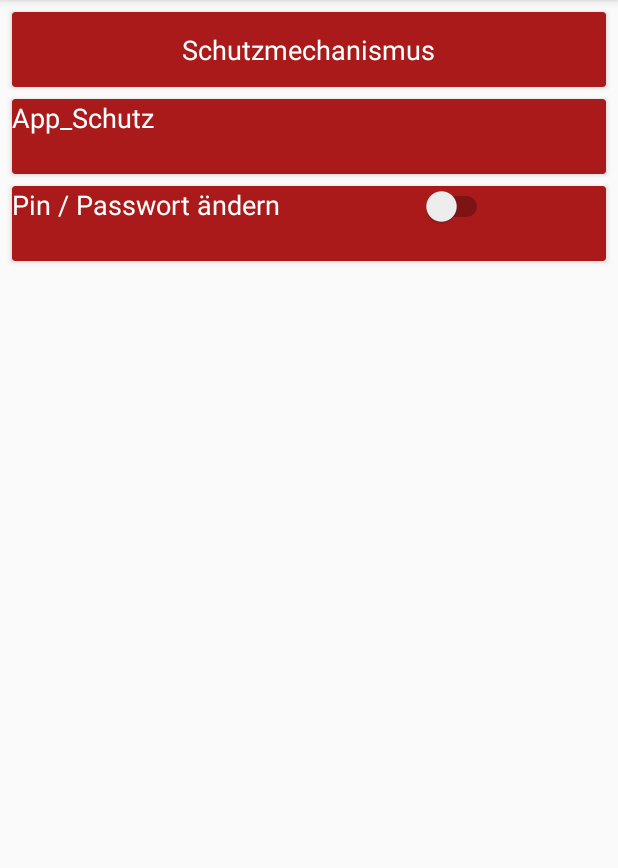
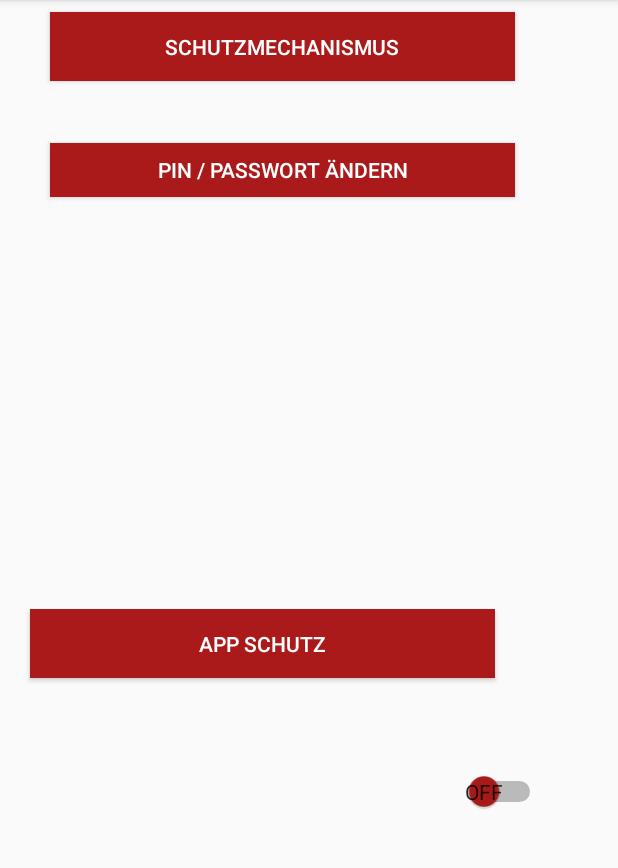
Before and after one commit to DiToni/MACED, an Android app: the SecurityScene screen opened directly, with no data from a screen before it, on a phone screen of 412 x 824 dp, the part 84-952 px from its top. Run offline under Robolectric (Android 15) with nearby library versions, the phone set to English and light mode, and no system bars.

Commit message:
Button angepasst

```diff
--- a/app/src/main/java/com/example/anton/ma_ced/SecurityScene.java
+++ b/app/src/main/java/com/example/anton/ma_ced/SecurityScene.java
@@ -2,6 +2,7 @@ package com.example.anton.ma_ced;
 
 import android.support.v7.app.AppCompatActivity;
 import android.os.Bundle;
+import android.widget.Switch;
 
 public class SecurityScene extends AppCompatActivity {
 
@@ -9,5 +10,9 @@ public class SecurityScene extends AppCompatActivity {
     protected void onCreate(Bundle savedInstanceState) {
         super.onCreate(savedInstanceState);
         setContentView(R.layout.activity_security_scene);
+
+        Switch switch2 = (Switch) findViewById(R.id.switch2);
+       // switch2.listener
+
     }
 }
--- a/app/src/main/res/layout/activity_login_screen.xml
+++ b/app/src/main/res/layout/activity_login_screen.xml
@@ -27,7 +27,7 @@
         android:background="#aa1a1a"
         android:drawableStart="@drawable/ic_action_password"
         android:ems="10"
-        android:hint="Password"
+        android:hint="@string/Passwort_String"
         android:inputType="textPassword" />
 
     <Button
--- a/app/src/main/res/layout/activity_security_scene.xml
+++ b/app/src/main/res/layout/activity_security_scene.xml
@@ -2,95 +2,77 @@
 <android.support.constraint.ConstraintLayout xmlns:android="http://schemas.android.com/apk/res/android"
     xmlns:app="http://schemas.android.com/apk/res-auto"
     xmlns:tools="http://schemas.android.com/tools"
+    android:id="@+id/schutz"
     android:layout_width="match_parent"
     android:layout_height="match_parent"
     tools:context=".SecurityScene">
 
-    <android.support.v7.widget.CardView
-        android:id="@+id/cardView2"
-        android:layout_width="match_parent"
-        android:layout_height="50dp"
+    <Button
+        android:id="@+id/schutzmechanismusBtn"
+        android:layout_width="310dp"
+        android:layout_height="46dp"
         android:layout_marginEnd="8dp"
         android:layout_marginStart="8dp"
         android:layout_marginTop="8dp"
-        app:cardBackgroundColor="@color/colorAccent"
+        android:background="@color/colorAccent"
+        android:text="Schutzmechanismus"
+        android:textColor="@color/cardview_light_background"
         app:layout_constraintEnd_toEndOf="parent"
+        app:layout_constraintHorizontal_bias="0.293"
         app:layout_constraintStart_toStartOf="parent"
-        app:layout_constraintTop_toBottomOf="@+id/cardView">
+        app:layout_constraintTop_toTopOf="parent" />
 
-        <RelativeLayout
-            android:layout_width="match_parent"
-            android:layout_height="match_parent">
-
-            <TextView
-                android:id="@+id/textView5"
-                android:layout_width="wrap_content"
-                android:layout_height="wrap_content"
-                android:text="@string/App_Schutz"
-                android:textColor="#fff"
-                android:textSize="18sp"/>
-        </RelativeLayout>
-    </android.support.v7.widget.CardView>
-
-    <android.support.v7.widget.CardView
-        android:layout_width="match_parent"
-        android:layout_height="50dp"
+    <Button
+        android:id="@+id/changeBtn"
+        android:layout_width="310dp"
+        android:layout_height="36dp"
+        android:layout_marginBottom="8dp"
         android:layout_marginEnd="8dp"
         android:layout_marginStart="8dp"
         android:layout_marginTop="8dp"
-        app:cardBackgroundColor="@color/colorAccent"
+        android:background="@color/colorAccent"
+        android:text="Pin / Passwort ändern"
+        android:textColor="@color/cardview_light_background"
+        app:layout_constraintBottom_toTopOf="@+id/appSchutzBtn"
         app:layout_constraintEnd_toEndOf="parent"
+        app:layout_constraintHorizontal_bias="0.293"
         app:layout_constraintStart_toStartOf="parent"
-        app:layout_constraintTop_toBottomOf="@+id/cardView2">
+        app:layout_constraintTop_toBottomOf="@+id/schutzmechanismusBtn"
+        app:layout_constraintVertical_bias="0.112" />
 
-        <RelativeLayout
-            android:layout_width="match_parent"
-            android:layout_height="match_parent">
-
-            <TextView
-                android:id="@+id/textView6"
-                android:layout_width="wrap_content"
-                android:layout_height="wrap_content"
-                android:text="@string/Pin_Passwort"
-                android:textColor="#fff"
-                android:textSize="18sp"/>
-
-            <Switch
-                android:id="@+id/switch2"
-                android:layout_width="wrap_content"
-                android:layout_height="wrap_content"
-                android:layout_alignParentEnd="true"
-                android:layout_alignParentTop="true"
-                android:layout_marginEnd="75dp" />
-
-        </RelativeLayout>
-    </android.support.v7.widget.CardView>
-
-    <android.support.v7.widget.CardView
-        android:id="@+id/cardView"
-        android:layout_width="match_parent"
-        android:layout_height="50dp"
+    <Button
+        android:id="@+id/appSchutzBtn"
+        android:layout_width="310dp"
+        android:layout_height="46dp"
+        android:layout_marginBottom="316dp"
         android:layout_marginEnd="8dp"
         android:layout_marginStart="8dp"
-        android:layout_marginTop="8dp"
-        app:cardBackgroundColor="@color/colorAccent"
+        android:background="@color/colorAccent"
+        android:text="App Schutz"
+        android:textColor="@color/cardview_light_background"
+        app:layout_constraintBottom_toBottomOf="parent"
         app:layout_constraintEnd_toEndOf="parent"
-        app:layout_constraintStart_toStartOf="parent"
-        app:layout_constraintTop_toTopOf="parent">
+        app:layout_constraintHorizontal_bias="0.137"
+        app:layout_constraintStart_toStartOf="parent" />
 
-        <RelativeLayout
-            android:layout_width="match_parent"
-            android:layout_height="match_parent">
+    <Switch
+        android:id="@+id/switch2"
+        android:layout_width="66dp"
+        android:layout_height="33dp"
+        android:layout_alignParentEnd="true"
+        android:layout_alignParentTop="true"
+        android:layout_marginBottom="224dp"
+        android:layout_marginEnd="48dp"
+        android:layout_marginStart="8dp"
+        android:showText="true"
+        android:splitTrack="false"
+        android:textColor="@color/colorAccent"
+        android:thumbTint="@color/colorAccent"
+        app:layout_constraintBottom_toBottomOf="parent"
+        app:layout_constraintEnd_toEndOf="parent"
+        app:layout_constraintStart_toEndOf="@+id/appSchutzLable"
+        tools:checked="false" />
 
-            <TextView
-                android:id="@+id/textView4"
-                android:layout_width="wrap_content"
-                android:layout_height="wrap_content"
-                android:layout_centerInParent="true"
-                android:text="@string/Schutzmechanismus"
-                android:textColor="#fff"
-                android:textSize="18sp" />
-        </RelativeLayout>
-    </android.support.v7.widget.CardView>
+
 
 </android.support.constraint.ConstraintLayout>
--- a/app/src/main/res/values/strings.xml
+++ b/app/src/main/res/values/strings.xml
@@ -88,4 +88,5 @@
     <string name="App_Schutz">App_Schutz</string>
     <string name="Pin_String">Pin</string>
     <string name="Passwort_String">Passwort</string>
+    <string name="ueber_ma_ced">Über MA-CED</string>
 </resources>
```
Also changed, not shown: app/src/main/java/com/example/anton/ma_ced/ProtectionMechanism.java (+8 -5 lines), app/src/main/java/com/example/anton/ma_ced/Settings.java (+30 -1 lines), app/src/main/res/layout/activity_settings.xml (+47 -8 lines).
